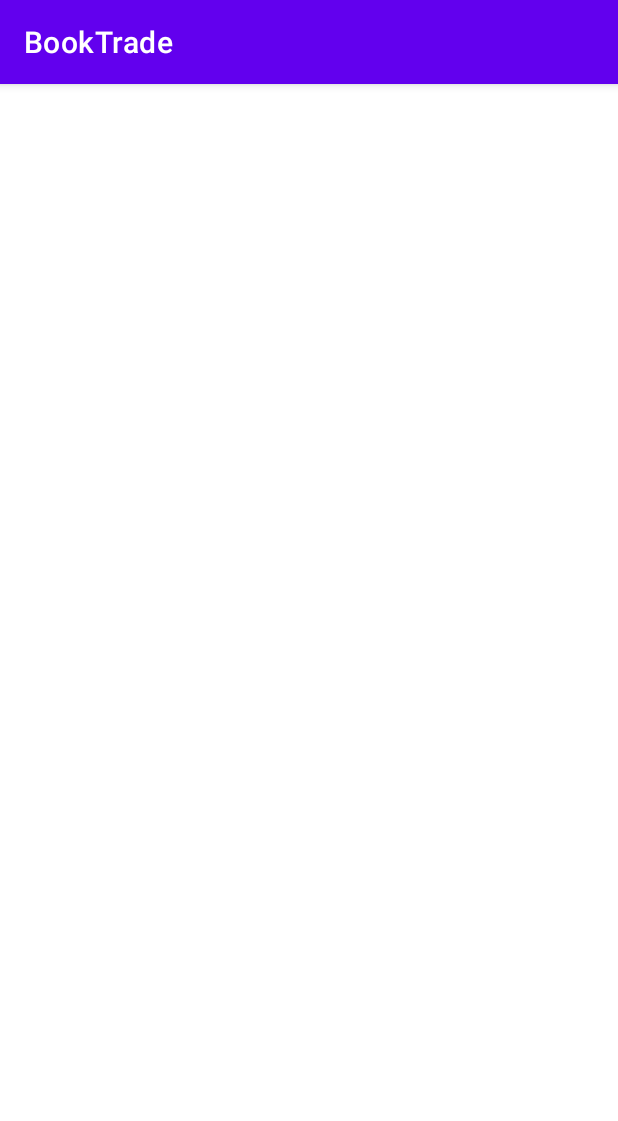
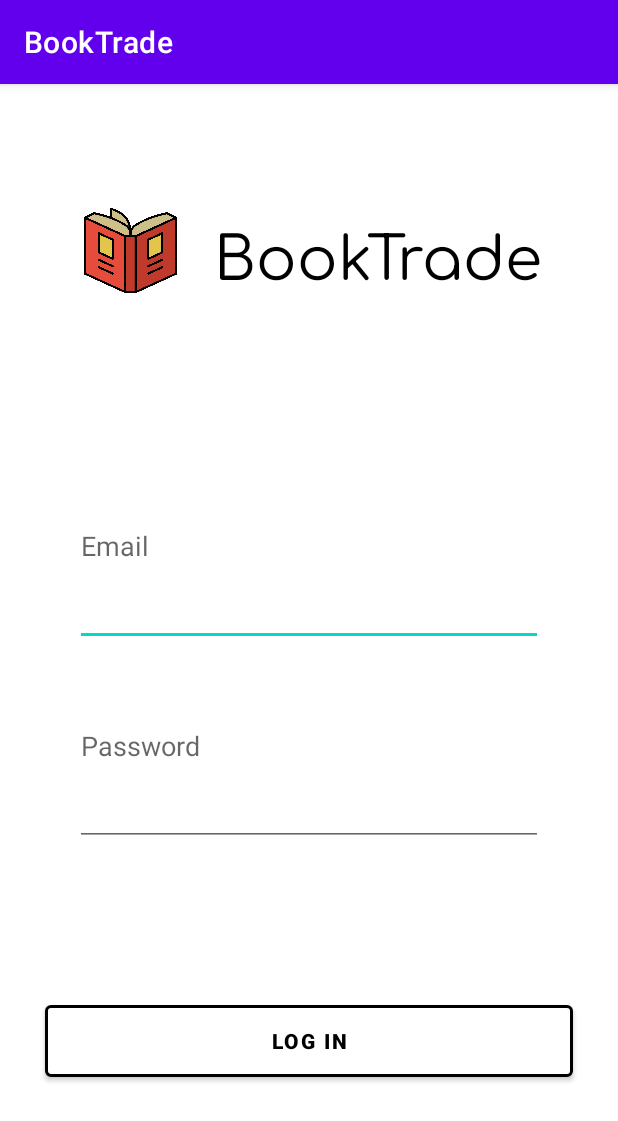
Before and after one commit to habumi932/booktrade, an Android app: the LoginActivity screen opened directly, with no data from a screen before it, on a phone screen of 412 x 824 dp. Shown: the top 1121 px of the screen. Run offline under Robolectric (Android 15) with nearby library versions, the phone set to English and light mode, and no system bars.

Commit message:
Complete basic UI for login page

```diff
--- a/app/src/main/res/layout/activity_home.xml
+++ b/app/src/main/res/layout/activity_home.xml
@@ -2,6 +2,7 @@
 <androidx.constraintlayout.widget.ConstraintLayout xmlns:android="http://schemas.android.com/apk/res/android"
     xmlns:app="http://schemas.android.com/apk/res-auto"
     xmlns:tools="http://schemas.android.com/tools"
+    android:id="@+id/constraintLayout"
     android:layout_width="match_parent"
     android:layout_height="match_parent"
     tools:context=".HomeActivity">
--- a/app/src/main/res/layout/activity_login.xml
+++ b/app/src/main/res/layout/activity_login.xml
@@ -2,8 +2,90 @@
 <androidx.constraintlayout.widget.ConstraintLayout xmlns:android="http://schemas.android.com/apk/res/android"
     xmlns:app="http://schemas.android.com/apk/res-auto"
     xmlns:tools="http://schemas.android.com/tools"
+    android:id="@+id/constraintLayout"
     android:layout_width="match_parent"
     android:layout_height="match_parent"
     tools:context=".LoginActivity">
 
+    <LinearLayout
+        android:id="@+id/linearLayout_app_name"
+        android:layout_width="wrap_content"
+        android:layout_height="wrap_content"
+        android:layout_marginTop="80dp"
+        android:gravity="center"
+        android:orientation="horizontal"
+        app:layout_constraintEnd_toEndOf="parent"
+        app:layout_constraintStart_toStartOf="parent"
+        app:layout_constraintTop_toTopOf="parent">
+
+        <ImageView
+            android:id="@+id/imageView2"
+            android:layout_width="70dp"
+            android:layout_height="62dp"
+            app:srcCompat="@drawable/app_logo" />
+
+        <TextView
+            android:id="@+id/text_app_name"
+            android:layout_width="wrap_content"
+            android:layout_height="match_parent"
+            android:layout_weight="1"
+            android:fontFamily="@font/comfortaa"
+            android:paddingLeft="20dp"
+            android:text="@string/app_name"
+            android:textAlignment="center"
+            android:textColor="@color/black"
+            android:textSize="40sp" />
+
+    </LinearLayout>
+
+    <LinearLayout
+        android:id="@+id/linearLayout_inputs"
+        android:layout_width="0dp"
+        android:layout_height="0dp"
+        android:layout_marginStart="50dp"
+        android:layout_marginTop="100dp"
+        android:layout_marginEnd="50dp"
+        android:layout_marginBottom="100dp"
+        android:orientation="vertical"
+        app:layout_constraintBottom_toTopOf="@+id/button_register"
+        app:layout_constraintEnd_toEndOf="parent"
+        app:layout_constraintStart_toStartOf="parent"
+        app:layout_constraintTop_toBottomOf="@+id/linearLayout_app_name">
+
+        <EditText
+            android:id="@+id/editText_email"
+            android:layout_width="match_parent"
+            android:layout_height="0dp"
+            android:layout_weight="1"
+            android:ems="10"
+            android:hint="@string/hint_email"
+            android:inputType="textEmailAddress" />
+
+        <EditText
+            android:id="@+id/editText_password"
+            android:layout_width="match_parent"
+            android:layout_height="0dp"
+            android:layout_weight="1"
+            android:ems="10"
+            android:hint="@string/hint_password"
+            android:inputType="textPassword" />
+
+    </LinearLayout>
+
+    <Button
+        android:id="@+id/button_register"
+        android:layout_width="0dp"
+        android:layout_height="60dp"
+        android:layout_marginStart="30dp"
+        android:layout_marginEnd="30dp"
+        android:layout_marginBottom="100dp"
+        android:text="@string/button_login"
+        android:textColor="@color/black"
+        android:textStyle="bold"
+        app:backgroundTint="@color/white"
+        app:strokeColor="@color/black"
+        app:strokeWidth="2dp"
+        app:layout_constraintBottom_toBottomOf="parent"
+        app:layout_constraintEnd_toEndOf="parent"
+        app:layout_constraintStart_toStartOf="parent" />
 </androidx.constraintlayout.widget.ConstraintLayout>
```
